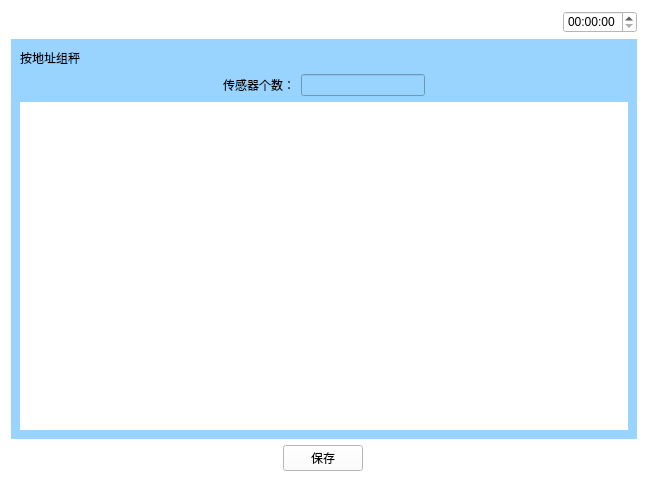
Old version of the form WeighSensor/andizhizucheng2.ui in the repository xsw258x2s5w8/WeightSensor.
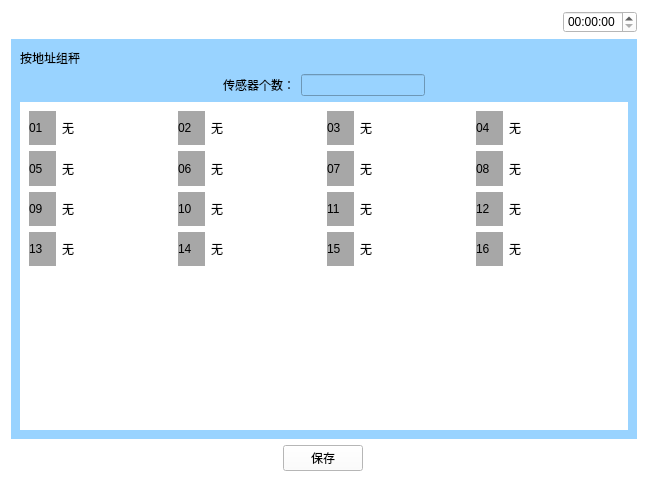
New version of the form. Icons and pictures are not drawn.

Diff of the .ui file:
```diff
--- a/WeighSensor/andizhizucheng2.ui
+++ b/WeighSensor/andizhizucheng2.ui
@@ -16,7 +16,7 @@
   <property name="styleSheet">
    <string notr="true">background-color: rgb(255, 255, 255);</string>
   </property>
-  <layout class="QVBoxLayout" name="verticalLayout_3" stretch="1,5,1">
+  <layout class="QVBoxLayout" name="verticalLayout_4" stretch="1,5,1">
    <item>
     <layout class="QHBoxLayout" name="horizontalLayout_7">
      <item>
@@ -107,7 +107,7 @@
      <property name="styleSheet">
       <string notr="true">background-color: rgb(153, 211, 255);</string>
      </property>
-     <layout class="QVBoxLayout" name="verticalLayout_2" stretch="1,1,4">
+     <layout class="QVBoxLayout" name="verticalLayout_2" stretch="1,1,3">
       <item>
        <layout class="QHBoxLayout" name="horizontalLayout">
         <item>
@@ -184,6 +184,361 @@
         <property name="styleSheet">
          <string notr="true">background-color: rgb(255, 255, 255);</string>
         </property>
+        <layout class="QVBoxLayout" name="verticalLayout_3" stretch="1,1">
+         <item>
+          <layout class="QGridLayout" name="gridLayout">
+           <item row="0" column="0">
+            <layout class="QHBoxLayout" name="horizontalLayout_3" stretch="1,4">
+             <item>
+              <widget class="QLabel" name="label_2">
+               <property name="styleSheet">
+                <string notr="true">background-color: rgb(167, 167, 167);</string>
+               </property>
+               <property name="text">
+                <string>01</string>
+               </property>
+              </widget>
+             </item>
+             <item>
+              <widget class="QLabel" name="sensor_1">
+               <property name="text">
+                <string>无</string>
+               </property>
+              </widget>
+             </item>
+            </layout>
+           </item>
+           <item row="0" column="1">
+            <layout class="QHBoxLayout" name="horizontalLayout_5" stretch="1,4">
+             <item>
+              <widget class="QLabel" name="label_5">
+               <property name="styleSheet">
+                <string notr="true">background-color: rgb(167, 167, 167);</string>
+               </property>
+               <property name="text">
+                <string>02</string>
+               </property>
+              </widget>
+             </item>
+             <item>
+              <widget class="QLabel" name="sensor_2">
+               <property name="text">
+                <string>无</string>
+               </property>
+              </widget>
+             </item>
+            </layout>
+           </item>
+           <item row="0" column="2">
+            <layout class="QHBoxLayout" name="horizontalLayout_8" stretch="1,4">
+             <item>
+              <widget class="QLabel" name="label_7">
+               <property name="styleSheet">
+                <string notr="true">background-color: rgb(167, 167, 167);</string>
+               </property>
+               <property name="text">
+                <string>03</string>
+               </property>
+              </widget>
+             </item>
+             <item>
+              <widget class="QLabel" name="sensor_3">
+               <property name="text">
+                <string>无</string>
+               </property>
+              </widget>
+             </item>
+            </layout>
+           </item>
+           <item row="0" column="3">
+            <layout class="QHBoxLayout" name="horizontalLayout_9" stretch="1,4">
+             <item>
+              <widget class="QLabel" name="label_9">
+               <property name="styleSheet">
+                <string notr="true">background-color: rgb(167, 167, 167);</string>
+               </property>
+               <property name="text">
+                <string>04</string>
+               </property>
+              </widget>
+             </item>
+             <item>
+              <widget class="QLabel" name="sensor_4">
+               <property name="text">
+                <string>无</string>
+               </property>
+              </widget>
+             </item>
+            </layout>
+           </item>
+           <item row="1" column="0">
+            <layout class="QHBoxLayout" name="horizontalLayout_13" stretch="1,4">
+             <item>
+              <widget class="QLabel" name="label_17">
+               <property name="styleSheet">
+                <string notr="true">background-color: rgb(167, 167, 167);</string>
+               </property>
+               <property name="text">
+                <string>05</string>
+               </property>
+              </widget>
+             </item>
+             <item>
+              <widget class="QLabel" name="sensor_5">
+               <property name="text">
+                <string>无</string>
+               </property>
+              </widget>
+             </item>
+            </layout>
+           </item>
+           <item row="1" column="1">
+            <layout class="QHBoxLayout" name="horizontalLayout_12" stretch="1,4">
+             <item>
+              <widget class="QLabel" name="label_15">
+               <property name="styleSheet">
+                <string notr="true">background-color: rgb(167, 167, 167);</string>
+               </property>
+               <property name="text">
+                <string>06</string>
+               </property>
+              </widget>
+             </item>
+             <item>
+              <widget class="QLabel" name="sensor_6">
+               <property name="text">
+                <string>无</string>
+               </property>
+              </widget>
+             </item>
+            </layout>
+           </item>
+           <item row="1" column="2">
+            <layout class="QHBoxLayout" name="horizontalLayout_11" stretch="1,4">
+             <item>
+              <widget class="QLabel" name="label_13">
+               <property name="styleSheet">
+                <string notr="true">background-color: rgb(167, 167, 167);</string>
+               </property>
+               <property name="text">
+                <string>07</string>
+               </property>
+              </widget>
+             </item>
+             <item>
+              <widget class="QLabel" name="sensor_7">
+               <property name="text">
+                <string>无</string>
+               </property>
+              </widget>
+             </item>
+            </layout>
+           </item>
+           <item row="1" column="3">
+            <layout class="QHBoxLayout" name="horizontalLayout_10" stretch="1,4">
+             <item>
+              <widget class="QLabel" name="label_11">
+               <property name="styleSheet">
+                <string notr="true">background-color: rgb(167, 167, 167);</string>
+               </property>
+               <property name="text">
+                <string>08</string>
+               </property>
+              </widget>
+             </item>
+             <item>
+              <widget class="QLabel" name="sensor_8">
+               <property name="text">
+                <string>无</string>
+               </property>
+              </widget>
+             </item>
+            </layout>
+           </item>
+           <item row="2" column="0">
+            <layout class="QHBoxLayout" name="horizontalLayout_17" stretch="1,4">
+             <item>
+              <widget class="QLabel" name="label_25">
+               <property name="styleSheet">
+                <string notr="true">background-color: rgb(167, 167, 167);</string>
+               </property>
+               <property name="text">
+                <string>09</string>
+               </property>
+              </widget>
+             </item>
+             <item>
+              <widget class="QLabel" name="sensor_9">
+               <property name="text">
+                <string>无</string>
+               </property>
+              </widget>
+             </item>
+            </layout>
+           </item>
+           <item row="2" column="1">
+            <layout class="QHBoxLayout" name="horizontalLayout_16" stretch="1,4">
+             <item>
+              <widget class="QLabel" name="label_23">
+               <property name="styleSheet">
+                <string notr="true">background-color: rgb(167, 167, 167);</string>
+               </property>
+               <property name="text">
+                <string>10</string>
+               </property>
+              </widget>
+             </item>
+             <item>
+              <widget class="QLabel" name="sensor_10">
+               <property name="text">
+                <string>无</string>
+               </property>
+              </widget>
+             </item>
+            </layout>
+           </item>
+           <item row="2" column="2">
+            <layout class="QHBoxLayout" name="horizontalLayout_15" stretch="1,4">
+             <item>
+              <widget class="QLabel" name="label_21">
+               <property name="styleSheet">
+                <string notr="true">background-color: rgb(167, 167, 167);</string>
+               </property>
+               <property name="text">
+                <string>11</string>
+               </property>
+              </widget>
+             </item>
+             <item>
+              <widget class="QLabel" name="sensor_11">
+               <property name="text">
+                <string>无</string>
+               </property>
+              </widget>
+             </item>
+            </layout>
+           </item>
+           <item row="2" column="3">
+            <layout class="QHBoxLayout" name="horizontalLayout_14" stretch="1,4">
+             <item>
+              <widget class="QLabel" name="label_19">
+               <property name="styleSheet">
+                <string notr="true">background-color: rgb(167, 167, 167);</string>
+               </property>
+               <property name="text">
+                <string>12</string>
+               </property>
+              </widget>
+             </item>
+             <item>
+              <widget class="QLabel" name="sensor_12">
+               <property name="text">
+                <string>无</string>
+               </property>
+              </widget>
+             </item>
+            </layout>
+           </item>
+           <item row="3" column="0">
+            <layout class="QHBoxLayout" name="horizontalLayout_21" stretch="1,4">
+             <item>
+              <widget class="QLabel" name="label_33">
+               <property name="styleSheet">
+                <string notr="true">background-color: rgb(167, 167, 167);</string>
+               </property>
+               <property name="text">
+                <string>13</string>
+               </property>
+              </widget>
+             </item>
+             <item>
+              <widget class="QLabel" name="sensor_13">
+               <property name="text">
+                <string>无</string>
+               </property>
+              </widget>
+             </item>
+            </layout>
+           </item>
+           <item row="3" column="1">
+            <layout class="QHBoxLayout" name="horizontalLayout_20" stretch="1,4">
+             <item>
+              <widget class="QLabel" name="label_31">
+               <property name="styleSheet">
+                <string notr="true">background-color: rgb(167, 167, 167);</string>
+               </property>
+               <property name="text">
+                <string>14</string>
+               </property>
+              </widget>
+             </item>
+             <item>
+              <widget class="QLabel" name="sensor_14">
+               <property name="text">
+                <string>无</string>
+               </property>
+              </widget>
+             </item>
+            </layout>
+           </item>
+           <item row="3" column="2">
+            <layout class="QHBoxLayout" name="horizontalLayout_19" stretch="1,4">
+             <item>
+              <widget class="QLabel" name="label_29">
+               <property name="styleSheet">
+                <string notr="true">background-color: rgb(167, 167, 167);</string>
+               </property>
+               <property name="text">
+                <string>15</string>
+               </property>
+              </widget>
+             </item>
+             <item>
+              <widget class="QLabel" name="sensor_15">
+               <property name="text">
+                <string>无</string>
+               </property>
+              </widget>
+             </item>
+            </layout>
+           </item>
+           <item row="3" column="3">
+            <layout class="QHBoxLayout" name="horizontalLayout_18" stretch="1,4">
+             <item>
+              <widget class="QLabel" name="label_27">
+               <property name="styleSheet">
+                <string notr="true">background-color: rgb(167, 167, 167);</string>
+               </property>
+               <property name="text">
+                <string>16</string>
+               </property>
+              </widget>
+             </item>
+             <item>
+              <widget class="QLabel" name="sensor_16">
+               <property name="text">
+                <string>无</string>
+               </property>
+              </widget>
+             </item>
+            </layout>
+           </item>
+          </layout>
+         </item>
+         <item>
+          <spacer name="verticalSpacer">
+           <property name="orientation">
+            <enum>Qt::Vertical</enum>
+           </property>
+           <property name="sizeHint" stdset="0">
+            <size>
+             <width>20</width>
+             <height>40</height>
+            </size>
+           </property>
+          </spacer>
+         </item>
+        </layout>
        </widget>
       </item>
      </layout>
```
Left out of the diff: 4 changed lines with no effect on the pictures.
